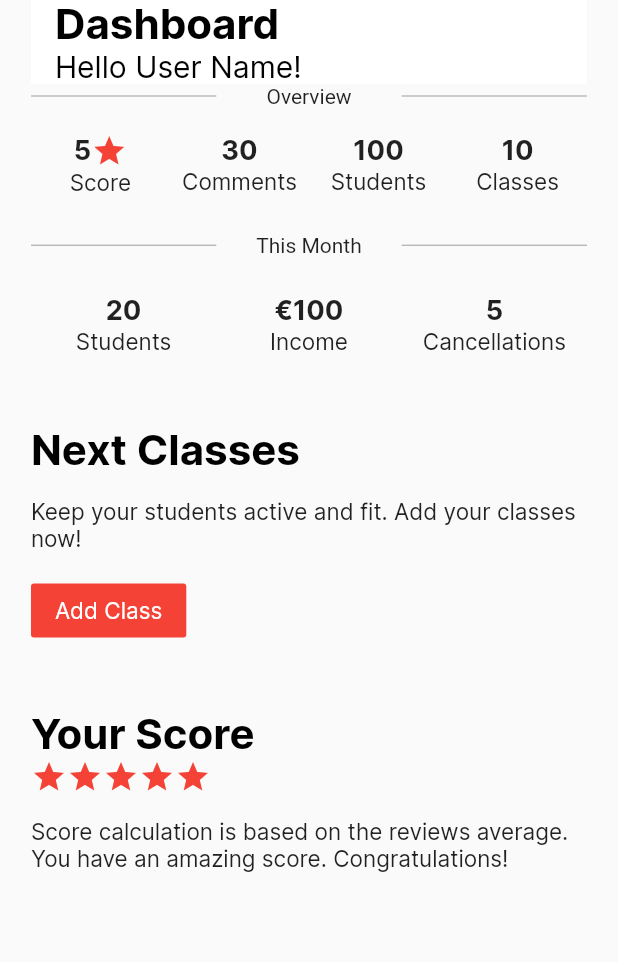
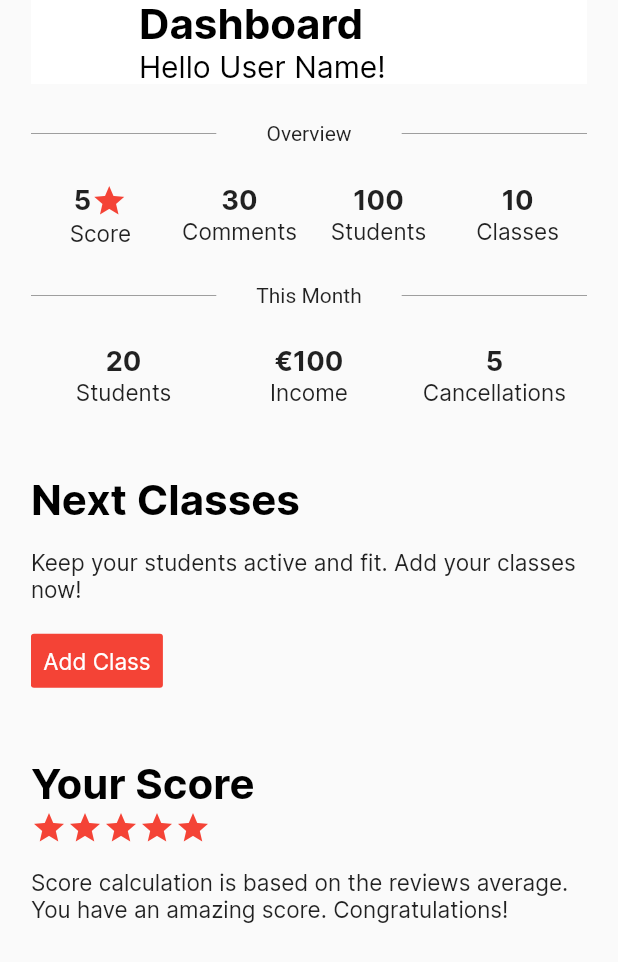
Before and after one commit to Gratski/vf_mobile_professors, a Flutter app: the DashboardScreen screen opened directly, on a phone screen of 412 x 824 dp. Shown: the top 962 px of the screen. Run offline on Flutter 3.47's test engine with Material 2 defaults, Android fonts, the phone set to English and light mode, and no system bars; network calls fail.

```diff
--- a/lib/main.dart
+++ b/lib/main.dart
@@ -1,7 +1,8 @@
 import 'package:flutter/material.dart';
 import 'package:flutter_localizations/flutter_localizations.dart';
 import 'package:professors/screens/dashboard.dart';
-import 'localization/dashboard/app_localization.dart';
+import 'package:professors/screens/settings/settings.dart';
+import 'localization/app_localizations.dart';
 
 void main() {
   runApp(MyApp());
@@ -37,6 +38,6 @@
           primarySwatch: Colors.blue,
           visualDensity: VisualDensity.adaptivePlatformDensity,
         ),
-        home: DashboardScreen());
+        home: SettingsScreen());
   }
 }
--- a/lib/screens/dashboard.dart
+++ b/lib/screens/dashboard.dart
@@ -1,18 +1,17 @@
 import 'package:flutter/material.dart';
-import 'package:professors/localization/dashboard/app_localization.dart';
-import 'package:professors/styles/colors.dart';
+import 'package:professors/localization/app_localizations.dart';
+import 'package:professors/styles/padding.dart';
+import 'package:professors/widgets/buttons/buttons_builder.dart';
+import 'package:professors/widgets/dividers/dividers_builder.dart';
 import 'package:professors/widgets/text/text.builder.dart';
-import 'package:professors/localization/dashboard/dashboard_locales.dart'
-    as TRANSLATIONS;
+import 'package:professors/localization/constants/dashboard_constants.dart' as TRANSLATIONS;
 
 class DashboardScreen extends StatelessWidget {
   @override
   Widget build(BuildContext context) {
     return Scaffold(
         body: Padding(
-          padding: EdgeInsets.only(
-          left: MediaQuery.of(context).size.width * 0.05,
-          right: MediaQuery.of(context).size.width * 0.05),
+          padding: PaddingsBuilder.regularPadding(context),
           child: CustomScrollView(
             slivers: <Widget>[
               SliverAppBar(
@@ -34,30 +33,9 @@
                     child: Column(
                   children: <Widget>[
 
-                    Row(
-                      children: <Widget>[
-                        Expanded(
-                          flex: 2,
-                          child: Divider(
-                            color: Colors.grey,
-                          ),
-                        ),
-                        Expanded(
-                          flex: 2,
-                          child: Text("Overview", textAlign: TextAlign.center,),
-                        ),
-                        Expanded(
-                          flex: 2,
-                          child: Divider(
-                            color: Colors.grey,
-                          ),
-                        ),
-                      ],
-                    ),
+                    DividersBuilder.dividerWithCenteredText('Overview'),
                     /// STATISTICS TOTAL
                     Container(
-                      margin: EdgeInsets.only(
-                          top: MediaQuery.of(context).size.height * 0.02),
                       child: Row(
                         children: <Widget>[
                           // evaluation item
@@ -136,32 +114,8 @@
                       ),
                     ),
 
-                    /// DIVIDER
-                    Container(
-                      margin: EdgeInsets.only(top: 25.0, bottom: 25.0),
-                      child: Row(
-                        children: <Widget>[
-                          Expanded(
-                            flex: 2,
-                            child: Divider(
-                              color: Colors.grey,
-                            ),
-                          ),
-                          Expanded(
-                            flex: 2,
-                            child: Text("This Month", textAlign: TextAlign.center,),
-                          ),
-                          Expanded(
-                            flex: 2,
-                            child: Divider(
-                              color: Colors.grey,
-                            ),
-                          ),
-                        ],
-                      ),
-                    ),
-
                     /// STATISTICS CURRENT MONTH
+                    DividersBuilder.dividerWithCenteredText('This Month'),
                     Container(
                       margin: EdgeInsets.only(
                           bottom: MediaQuery.of(context).size.height * 0.02),
@@ -248,14 +202,10 @@
                           ///BUTTON TO ADD CLASS
                           Container(
                             margin: EdgeInsets.only(top: 15.0),
-                            child: FlatButton(
-                                color: Colors.red,
-                                textColor: Colors.white,
-                                onPressed: () {},
-                                child: TextsBuilder.regularText(
-                                    AppLocalizations.of(context).translate(
-                                        TRANSLATIONS.DashboardConstants
-                                            .NEXT_CLASSES_CREATE_CLASS_BUTTON)),),
+                            child: ButtonsBuilder.redFlatButton(
+                                AppLocalizations.of(context).translate(TRANSLATIONS.DashboardConstants.NEXT_CLASSES_CREATE_CLASS_BUTTON),
+                                    () { }
+                                ),
                           ),
                         ],
                       ),
--- /dev/null
+++ b/lib/styles/padding.dart
@@ -0,0 +1,11 @@
+import 'package:flutter/material.dart';
+
+class PaddingsBuilder {
+
+  static EdgeInsets regularPadding(BuildContext context){
+    return EdgeInsets.only(
+        left: MediaQuery.of(context).size.width * 0.05,
+        right: MediaQuery.of(context).size.width * 0.05);
+  }
+
+}
--- /dev/null
+++ b/lib/widgets/buttons/buttons_builder.dart
@@ -0,0 +1,28 @@
+import 'dart:ui';
+
+import 'package:flutter/material.dart';
+import 'package:professors/widgets/text/text.builder.dart';
+
+class ButtonsBuilder {
+
+  /// FLAT BUTTONS
+  static FlatButton redFlatButton(String text, VoidCallback callback){
+    return createFlatButton(text, callback, Colors.red, Colors.white);
+  }
+
+  /// LINK TEXT BLUE
+  static FlatButton whiteFlatButton(String text, VoidCallback callback) {
+    return createFlatButton(text, callback, Colors.white, Colors.teal);
+  }
+
+  static FlatButton createFlatButton(String text, VoidCallback callback, Color bgColor, Color textColor){
+    return FlatButton(
+      padding: EdgeInsets.all(0.0),
+      color: bgColor,
+      textColor: textColor,
+      onPressed: callback,
+      child: TextsBuilder.regularText(text),
+    );
+  }
+
+}
--- /dev/null
+++ b/lib/widgets/dividers/dividers_builder.dart
@@ -0,0 +1,31 @@
+import 'package:flutter/material.dart';
+
+class DividersBuilder {
+
+  static Container dividerWithCenteredText(String text) {
+    return Container(
+        margin: EdgeInsets.only(top: 25.0, bottom: 25.0),
+        child: Row(
+          children: <Widget>[
+            Expanded(
+              flex: 2,
+              child: Divider(
+                color: Colors.grey,
+              ),
+            ),
+            Expanded(
+              flex: 2,
+              child: Text(text, textAlign: TextAlign.center,),
+            ),
+            Expanded(
+              flex: 2,
+              child: Divider(
+                color: Colors.grey,
+              ),
+            ),
+          ],
+        ),
+      );
+  }
+
+}
```
Also changed, not shown: lang/en.json (+13 -1 lines), lang/pt.json (+29 -15 lines), lib/localization/constants/settings_constants.dart (added, +15 -0 lines), lib/screens/settings/settings.dart (added, +147 -0 lines), lib/widgets/icons/icons_builder.dart (added, +24 -0 lines), lib/widgets/text/text.builder.dart (+35 -7 lines), lib/localization/app_localizations.dart (renamed from lib/localization/dashboard/app_localization.dart), lib/localization/constants/dashboard_constants.dart (renamed from lib/localization/dashboard/dashboard_locales.dart).
